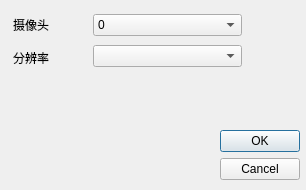
Before: the Qt Designer form robot_gui/cameraconfigdialog.ui in CastielLiu/robotGui, drawn with Qt 5.
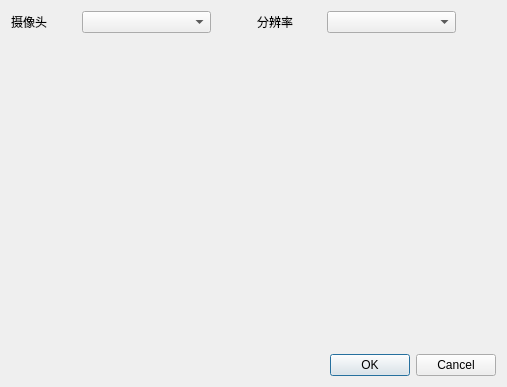
After: the same form once the commit is applied.

What changed in the file:
```diff
--- a/robot_gui/cameraconfigdialog.ui
+++ b/robot_gui/cameraconfigdialog.ui
@@ -6,41 +6,18 @@
    <rect>
     <x>0</x>
     <y>0</y>
-    <width>306</width>
-    <height>190</height>
+    <width>507</width>
+    <height>387</height>
    </rect>
   </property>
   <property name="windowTitle">
    <string>Dialog</string>
   </property>
-  <widget class="QDialogButtonBox" name="buttonBox">
-   <property name="geometry">
-    <rect>
-     <x>220</x>
-     <y>130</y>
-     <width>80</width>
-     <height>58</height>
-    </rect>
-   </property>
-   <property name="orientation">
-    <enum>Qt::Vertical</enum>
-   </property>
-   <property name="standardButtons">
-    <set>QDialogButtonBox::Cancel|QDialogButtonBox::Ok</set>
-   </property>
-  </widget>
-  <widget class="QWidget" name="layoutWidget">
-   <property name="geometry">
-    <rect>
-     <x>13</x>
-     <y>11</y>
-     <width>229</width>
-     <height>60</height>
-    </rect>
-   </property>
-   <layout class="QHBoxLayout" name="horizontalLayout" stretch="1,2">
+  <layout class="QVBoxLayout" name="verticalLayout_2">
     <item>
-     <layout class="QVBoxLayout" name="verticalLayout">
+    <layout class="QVBoxLayout" name="verticalLayout" stretch="1,50,1">
+     <item>
+      <layout class="QHBoxLayout" name="horizontalLayout" stretch="1,2,0,1,2,0">
       <item>
        <widget class="QLabel" name="label">
         <property name="text">
@@ -48,6 +25,22 @@
         </property>
        </widget>
       </item>
+       <item>
+        <widget class="QComboBox" name="comboBox_cameraInfo"/>
+       </item>
+       <item>
+        <spacer name="horizontalSpacer">
+         <property name="orientation">
+          <enum>Qt::Horizontal</enum>
+         </property>
+         <property name="sizeHint" stdset="0">
+          <size>
+           <width>40</width>
+           <height>20</height>
+          </size>
+         </property>
+        </spacer>
+       </item>
       <item>
        <widget class="QLabel" name="label_2">
         <property name="text">
@@ -55,36 +48,44 @@
         </property>
        </widget>
       </item>
-     </layout>
-    </item>
-    <item>
-     <layout class="QVBoxLayout" name="verticalLayout_2">
-      <item>
-       <widget class="QComboBox" name="comboBox_cameraid">
-        <item>
-         <property name="text">
-          <string>0</string>
-         </property>
-        </item>
-        <item>
-         <property name="text">
-          <string>1</string>
-         </property>
-        </item>
-        <item>
-         <property name="text">
-          <string>2</string>
-         </property>
-        </item>
-       </widget>
-      </item>
       <item>
        <widget class="QComboBox" name="comboBox_camera_reslotion"/>
       </item>
-     </layout>
-    </item>
-   </layout>
-  </widget>
+       <item>
+        <spacer name="horizontalSpacer_2">
+         <property name="orientation">
+          <enum>Qt::Horizontal</enum>
+         </property>
+         <property name="sizeHint" stdset="0">
+          <size>
+           <width>40</width>
+           <height>20</height>
+          </size>
+         </property>
+        </spacer>
+       </item>
+      </layout>
+     </item>
+     <item>
+      <widget class="QLabel" name="label_showImage">
+       <property name="text">
+        <string/>
+       </property>
+      </widget>
+     </item>
+     <item>
+      <widget class="QDialogButtonBox" name="buttonBox">
+       <property name="orientation">
+        <enum>Qt::Horizontal</enum>
+       </property>
+       <property name="standardButtons">
+        <set>QDialogButtonBox::Cancel|QDialogButtonBox::Ok</set>
+       </property>
+      </widget>
+     </item>
+    </layout>
+   </item>
+  </layout>
  </widget>
  <resources/>
  <connections>
```
Lines whose indentation alone changed are shown as unchanged.
